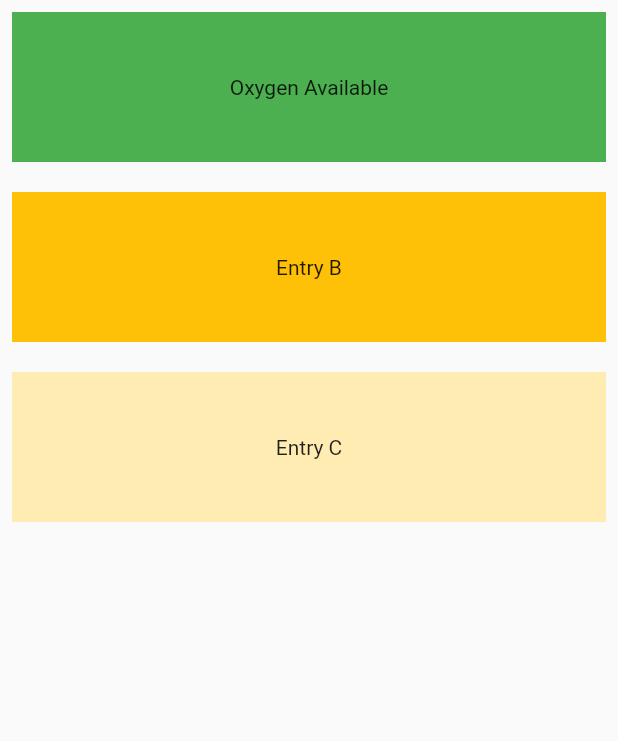
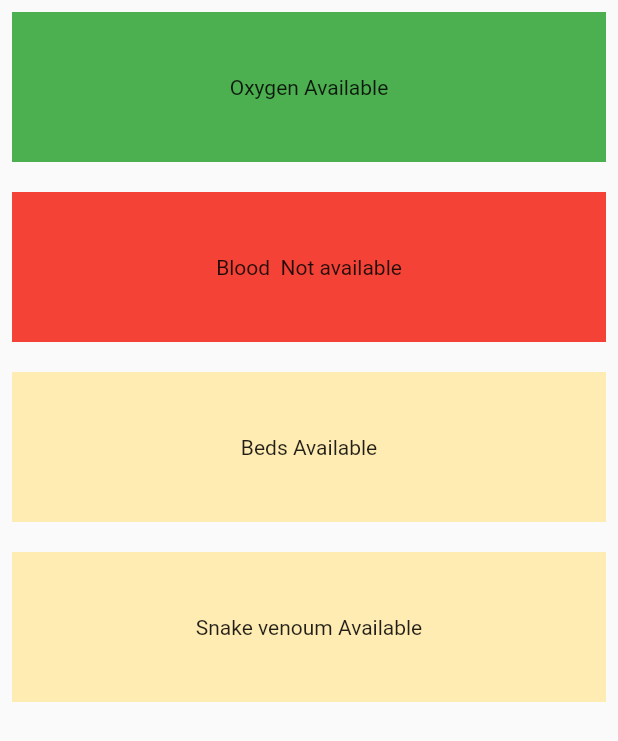
Before and after one commit to Soni895/Vhiaan_6.0, a Flutter app: the communitypage screen opened directly, on a phone screen of 412 x 824 dp. Shown: the top 741 px of the screen. Run offline on Flutter 3.47's test engine with Material 2 defaults, Android fonts, the phone set to English and light mode, and no system bars; our stand-ins replace cloud_firestore, dot_navigation_bar, firebase_auth, firebase_core, geocoding, geolocator and 2 more; accounts and stored records are empty.

Commit message:
app_release

```diff
--- a/lib/widget/recources_list_tab.dart
+++ b/lib/widget/recources_list_tab.dart
@@ -27,8 +27,8 @@ class _communitypageState extends State<communitypage> {
             ),
             Container(
               height: 100,
-              color: Colors.amber[500],
-              child: const Center(child: Text('Entry B')),
+              color: Colors.red[500],
+              child: const Center(child: Text('Blood  Not available')),
             ),
             SizedBox(
               height: 20,
@@ -36,7 +36,15 @@ class _communitypageState extends State<communitypage> {
             Container(
               height: 100,
               color: Colors.amber[100],
-              child: const Center(child: Text('Entry C')),
+              child: const Center(child: Text('Beds Available')),
+            ),
+            SizedBox(
+              height: 20,
+            ),
+            Container(
+              height: 100,
+              color: Colors.amber[100],
+              child: const Center(child: Text('Snake venoum Available')),
             ),
             SizedBox(
               height: 20,
```
